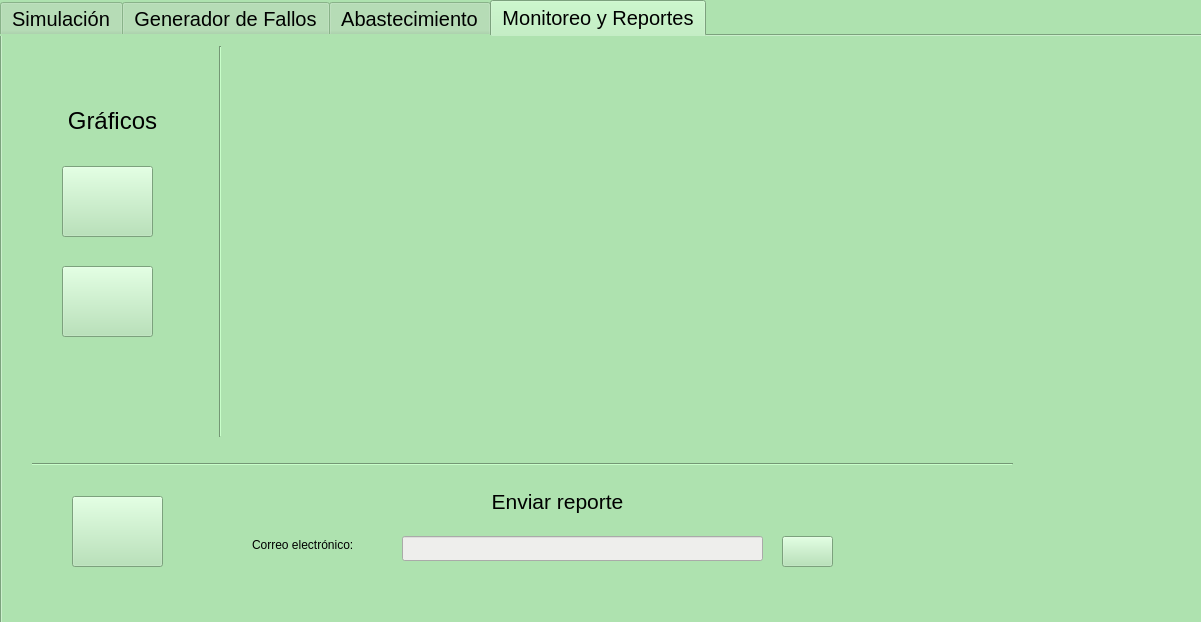
The window that ProyectoUnoOperativos/ventanasimulacion.ui (nws18/ProyectoUnoOperativos) describes before a commit, drawn with Qt 5.
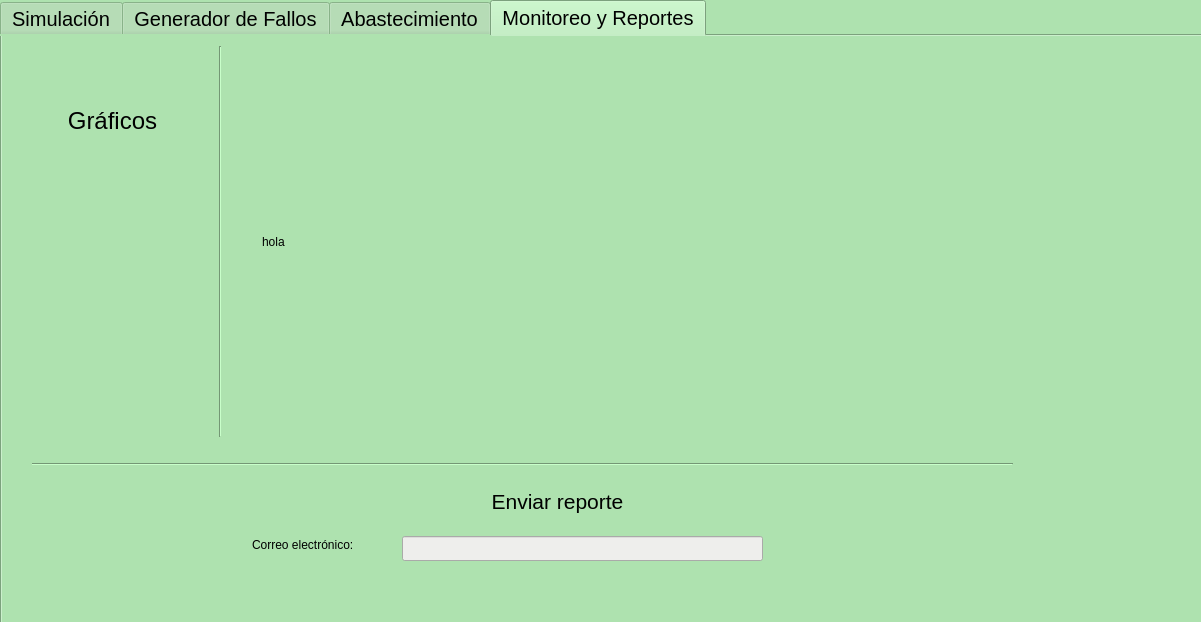
The same window after the commit. The open tabs and pages were chosen to show the change. Icons and pictures are not drawn.

The edit to the form file:
```diff
--- a/ProyectoUnoOperativos/ventanasimulacion.ui
+++ b/ProyectoUnoOperativos/ventanasimulacion.ui
@@ -378,6 +378,12 @@
      <property name="toolTipDuration">
       <number>1000</number>
      </property>
+     <property name="styleSheet">
+      <string notr="true">background-color: transparent;
+background: none;
+border: nonde;
+background-repeat: none;</string>
+     </property>
      <property name="text">
       <string/>
      </property>
@@ -410,6 +416,12 @@
      <property name="toolTipDuration">
       <number>1000</number>
      </property>
+     <property name="styleSheet">
+      <string notr="true">background-color: transparent;
+background: none;
+border: nonde;
+background-repeat: none;</string>
+     </property>
      <property name="text">
       <string/>
      </property>
@@ -468,6 +480,12 @@
      <property name="toolTipDuration">
       <number>1000</number>
      </property>
+     <property name="styleSheet">
+      <string notr="true">background-color: transparent;
+background: none;
+border: nonde;
+background-repeat: none;</string>
+     </property>
      <property name="text">
       <string/>
      </property>
@@ -545,6 +563,12 @@
      <property name="toolTipDuration">
       <number>1000</number>
      </property>
+     <property name="styleSheet">
+      <string notr="true">background-color: transparent;
+background: none;
+border: nonde;
+background-repeat: none;</string>
+     </property>
      <property name="text">
       <string/>
      </property>
@@ -559,6 +583,19 @@
       </size>
      </property>
     </widget>
+    <widget class="QLabel" name="lbl_reporte">
+     <property name="geometry">
+      <rect>
+       <x>260</x>
+       <y>30</y>
+       <width>581</width>
+       <height>351</height>
+      </rect>
+     </property>
+     <property name="text">
+      <string>hola</string>
+     </property>
+    </widget>
    </widget>
   </widget>
  </widget>
```
Left out of the diff: 6 changed lines with no effect on the pictures.
